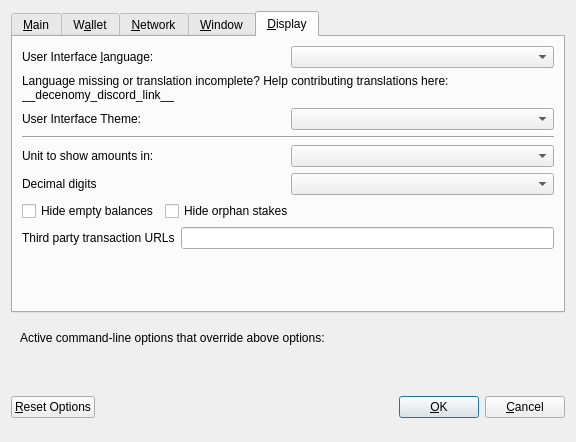
Old version of the form src/qt/forms/optionsdialog.ui in the repository decenomy/DSW.
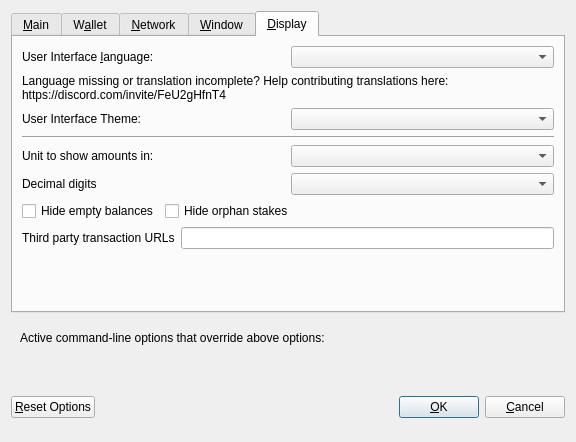
New version of the form. The open tabs and pages were chosen to show the change. Custom widgets are drawn as their Qt base class.

The edit to the form file:
```diff
--- a/src/qt/forms/optionsdialog.ui
+++ b/src/qt/forms/optionsdialog.ui
@@ -533,7 +533,7 @@
          </property>
          <property name="text">
           <string>Language missing or translation incomplete? Help contributing translations here:
-__decenomy_discord_link__</string>
+https://discord.com/invite/FeU2gHfnT4</string>
          </property>
          <property name="wordWrap">
           <bool>true</bool>
```
